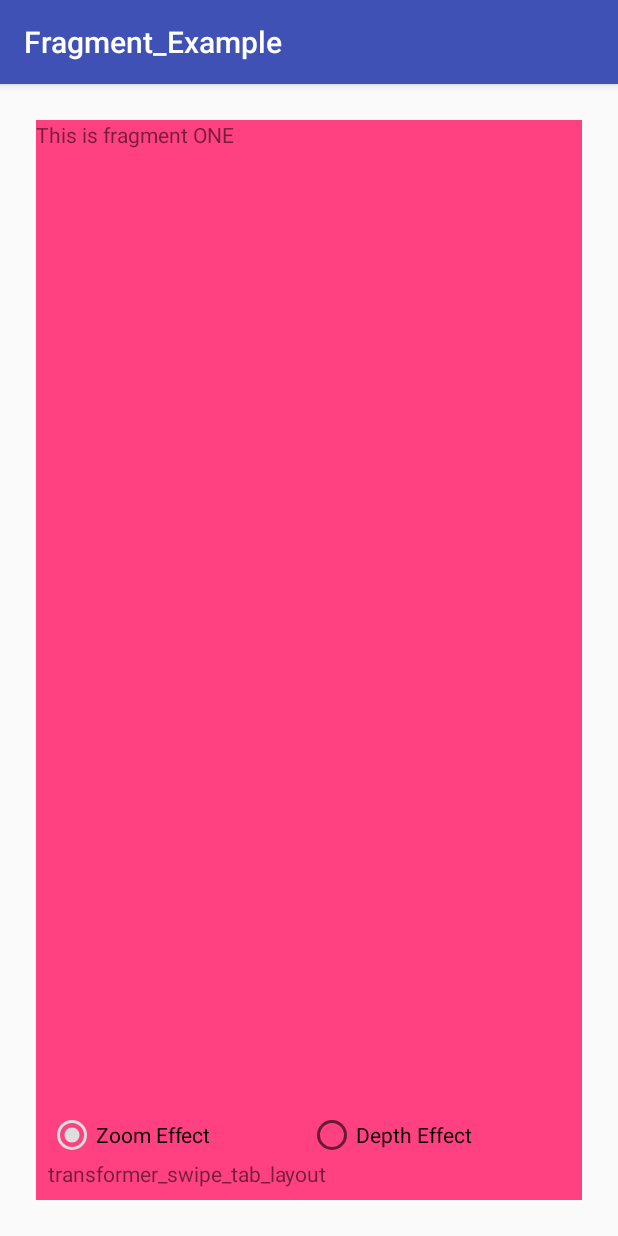
After one commit to VostroDev/Fragment_Example, an Android app: the TransformerSwipeActivity screen opened directly, with no data from a screen before it, on a phone screen of 412 x 824 dp. The commit adds this screen. Run offline under Robolectric (Android 15) with nearby library versions, the phone set to English and light mode, and no system bars.

Commit message:
First commit. One showing loading simple fragments and changing between fragments. Second is showing use of pager view to swipe between fragments.

```diff
--- a/app/src/main/java/com/vostro/fragment_example/CombinationTabFragment.java
+++ b/app/src/main/java/com/vostro/fragment_example/CombinationTabFragment.java
@@ -20,7 +20,7 @@ public class CombinationTabFragment extends Fragment {
     @Override
     public View onCreateView(LayoutInflater inflater, ViewGroup container, Bundle savedInstanceState) {
         //Inflate tab_layout and setup Views.
-        View v = inflater.inflate(R.layout.combination_tab_layout, null);
+        View v = inflater.inflate(R.layout.combination_tab_layout, container, false);
         viewPager = (ViewPager) v.findViewById(R.id.combiviewpager);
 
         //Set an Adapter for the View Pager
--- a/app/src/main/java/com/vostro/fragment_example/LauncherActivity.java
+++ b/app/src/main/java/com/vostro/fragment_example/LauncherActivity.java
@@ -32,6 +32,11 @@ public class LauncherActivity extends AppCompatActivity {
                 Intent combiIntent = new Intent(this, CombinationActivity.class);
                 startActivity(combiIntent);
                 break;
+
+            case R.id.btnTransformer:
+                Intent transformIntent = new Intent(this, TransformerSwipeActivity.class);
+                startActivity(transformIntent);
+                break;
         }
 
     }
--- a/app/src/main/java/com/vostro/fragment_example/SwipeTabFragment.java
+++ b/app/src/main/java/com/vostro/fragment_example/SwipeTabFragment.java
@@ -25,7 +25,8 @@ public class SwipeTabFragment extends Fragment {
     @Override
     public View onCreateView(LayoutInflater inflater, ViewGroup container, Bundle savedInstanceState) {
         //Inflate tab_layout and setup Views.
-        View x = inflater.inflate(R.layout.swipe_tab_layout, null);
+        //View x = inflater.inflate(R.layout.swipe_tab_layout, null);
+        View x = inflater.inflate(R.layout.swipe_tab_layout, container, false);
         ////tabLayout = (TabLayout) x.findViewById(R.id.tabs);
         viewPager = (ViewPager) x.findViewById(R.id.viewpager);
 
--- /dev/null
+++ b/app/src/main/java/com/vostro/fragment_example/TransformerSwipeActivity.java
@@ -0,0 +1,25 @@
+package com.vostro.fragment_example;
+
+import android.support.v4.app.FragmentManager;
+import android.support.v4.app.FragmentTransaction;
+import android.support.v7.app.AppCompatActivity;
+import android.os.Bundle;
+
+public class TransformerSwipeActivity extends AppCompatActivity {
+
+    FragmentManager mFragmentManager;
+    FragmentTransaction mFragmentTransaction;
+
+    @Override
+    protected void onCreate(Bundle savedInstanceState) {
+        super.onCreate(savedInstanceState);
+        setContentView(R.layout.transformer_swipe_activity);
+
+        // Inflating TransformerSwipeTabFragment as the first Fragment
+        mFragmentManager = getSupportFragmentManager();
+        mFragmentTransaction = mFragmentManager.beginTransaction();
+        mFragmentTransaction.replace(R.id.containerTransformView, new TransformerSwipeTabFragment());
+        mFragmentTransaction.commit();
+
+    }
+}
--- /dev/null
+++ b/app/src/main/java/com/vostro/fragment_example/TransformerSwipeTabFragment.java
@@ -0,0 +1,174 @@
+package com.vostro.fragment_example;
+
+import android.os.Bundle;
+import android.support.annotation.Nullable;
+import android.support.v4.app.Fragment;
+import android.support.v4.app.FragmentManager;
+import android.support.v4.app.FragmentStatePagerAdapter;
+import android.support.v4.view.ViewPager;
+import android.view.LayoutInflater;
+import android.view.View;
+import android.view.ViewGroup;
+import android.widget.RadioGroup;
+
+// Modified Example from http://developer.android.com/training/animation/screen-slide.html
+
+public class TransformerSwipeTabFragment extends Fragment {
+
+    //// public static TabLayout tabLayout;
+    public static ViewPager viewPager;
+    public static int int_items = 3;
+
+    @Nullable
+    @Override
+    public View onCreateView(LayoutInflater inflater, ViewGroup container, Bundle savedInstanceState) {
+        //Inflate tab_layout and setup Views.
+        View x = inflater.inflate(R.layout.transformer_swipe_tab_layout, container, false);
+        ////tabLayout = (TabLayout) x.findViewById(R.id.tabs);
+
+        viewPager = (ViewPager) x.findViewById(R.id.viewpager);
+        //Set an Adapter for the View Pager
+        viewPager.setAdapter(new MyAdapter(getChildFragmentManager()));
+        viewPager.setPageTransformer(true, new ZoomOutPagerTransformer());
+
+        return x;
+    }
+
+    @Override
+    public void onViewCreated(View view, @Nullable Bundle savedInstanceState) {
+        super.onViewCreated(view, savedInstanceState);
+
+        RadioGroup radioGroup = (RadioGroup) getActivity().findViewById(R.id.rdoGroup);
+        radioGroup.setOnCheckedChangeListener(new RadioGroup.OnCheckedChangeListener() {
+            @Override
+            public void onCheckedChanged(RadioGroup group, int checkedId) {
+                int checkedRadioButton = group.getCheckedRadioButtonId();
+
+                switch (checkedRadioButton) {
+                    case R.id.rdoZoom:
+                        viewPager.setPageTransformer(true, new ZoomOutPagerTransformer());
+
+                        break;
+                    case R.id.rdoDepth:
+                        viewPager.setPageTransformer(true, new DepthPageTransformer());
+
+                        break;
+                }
+            }
+        });
+    }
+
+    class MyAdapter extends FragmentStatePagerAdapter {
+
+        public MyAdapter(FragmentManager fm) {
+            super(fm);
+        }
+
+        // Return fragment with respect to Position .
+        // Use same fragment as in normal fragment activity example
+        @Override
+        public Fragment getItem(int position) {
+            switch (position) {
+                case 0:
+                    return new FragmentOne();
+                case 1:
+                    return new FragmentTwo();
+                case 2:
+                    return new FragmentThree();
+            }
+            return null;
+        }
+
+        @Override
+        public int getCount() {
+            return int_items;
+        }
+
+        // This method returns the title of the tab according to the position.
+        @Override
+        public CharSequence getPageTitle(int position) {
+            switch (position) {
+                case 0:
+                    return "One";
+                case 1:
+                    return "Two";
+                case 2:
+                    return "Three";
+            }
+            return null;
+        }
+    }
+
+    public class ZoomOutPagerTransformer implements ViewPager.PageTransformer {
+        private static final float MIN_SCALE = 0.95f;     // 0.85f;
+        private static final float MIN_ALPHA = 0.5f;
+
+        @Override
+        public void transformPage(View page, float position) {
+            int pageWidth = page.getWidth();
+            int pageHeight = page.getHeight();
+
+            if (position < -1) {
+                page.setAlpha(0);      // [- infinity, -1] Page way off screen to the left
+            } else if (position <= 1) {  // [-1, 1]
+                // modify the default slide transformation to shrink the page as well
+                float scaleFactor = Math.max(MIN_SCALE, 1 - Math.abs(position));
+                float vertMargin = pageHeight * (1 - scaleFactor) / 2;
+                float horzMargin = pageWidth * (1 - scaleFactor) / 2;
+                if (position < 0) {
+                    page.setTranslationX(horzMargin - vertMargin / 2);
+                } else {
+                    page.setTranslationX(-horzMargin + vertMargin / 2);
+                }
+
+                //Scale the page down (between MIN_SCALE and 1)
+                page.setScaleX(scaleFactor);
+                page.setScaleY(scaleFactor);
+
+                //Fade the page relative to its size
+                page.setAlpha(MIN_ALPHA + (scaleFactor - MIN_SCALE) / (1 - MIN_SCALE) * (1 - MIN_ALPHA));
+
+            } else {
+                // This page is way off screen to the right [1, +Infinity]
+                page.setAlpha(0);
+            }
+        }
+    }
+
+    public class DepthPageTransformer implements ViewPager.PageTransformer {
+        private static final float MIN_SCALE = 0.75f;
+
+        public void transformPage(View view, float position) {
+            int pageWidth = view.getWidth();
+
+            if (position < -1) { // [-Infinity,-1)
+                // This page is way off-screen to the left.
+                view.setAlpha(0);
+
+            } else if (position <= 0) { // [-1,0]
+                // Use the default slide transition when moving to the left page
+                view.setAlpha(1);
+                view.setTranslationX(0);
+                view.setScaleX(1);
+                view.setScaleY(1);
+
+            } else if (position <= 1) { // (0,1]
+                // Fade the page out.
+                view.setAlpha(1 - position);
+
+                // Counteract the default slide transition
+                view.setTranslationX(pageWidth * -position);
+
+                // Scale the page down (between MIN_SCALE and 1)
+                float scaleFactor = MIN_SCALE
+                        + (1 - MIN_SCALE) * (1 - Math.abs(position));
+                view.setScaleX(scaleFactor);
+                view.setScaleY(scaleFactor);
+
+            } else { // (1,+Infinity]
+                // This page is way off-screen to the right.
+                view.setAlpha(0);
+            }
+        }
+    }
+}
--- a/app/src/main/res/layout/fragment_one.xml
+++ b/app/src/main/res/layout/fragment_one.xml
@@ -8,7 +8,7 @@
     <TextView
         android:layout_width="match_parent"
         android:layout_height="match_parent"
-        android:background="@color/colorAccent"
+        android:background="@color/colorPink"
         android:text="This is fragment ONE" />
 
 </FrameLayout>
--- /dev/null
+++ b/app/src/main/res/layout/transformer_swipe_activity.xml
@@ -0,0 +1,27 @@
+<?xml version="1.0" encoding="utf-8"?>
+<RelativeLayout xmlns:android="http://schemas.android.com/apk/res/android"
+    xmlns:tools="http://schemas.android.com/tools"
+    android:layout_width="match_parent"
+    android:layout_height="match_parent"
+    android:paddingBottom="@dimen/activity_vertical_margin"
+    android:paddingLeft="@dimen/activity_horizontal_margin"
+    android:paddingRight="@dimen/activity_horizontal_margin"
+    android:paddingTop="@dimen/activity_vertical_margin"
+    tools:context="com.vostro.fragment_example.TransformerSwipeActivity">
+
+    <!--<android.support.v7.widget.Toolbar xmlns:android="http://schemas.android.com/apk/res/android"-->
+    <!--android:id="@+id/toolbar"-->
+    <!--android:layout_width="match_parent"-->
+    <!--android:layout_height="wrap_content"-->
+    <!--android:theme="@style/ThemeOverlay.AppCompat.Dark.ActionBar"-->
+    <!--app:title="Drawer With Swipe Tabs" />-->
+
+    <FrameLayout
+        android:id="@+id/containerTransformView"
+        android:layout_width="match_parent"
+        android:layout_height="match_parent"
+        android:orientation="vertical">
+
+    </FrameLayout>
+
+</RelativeLayout>
--- /dev/null
+++ b/app/src/main/res/layout/transformer_swipe_tab_layout.xml
@@ -0,0 +1,65 @@
+<?xml version="1.0" encoding="utf-8"?>
+<RelativeLayout xmlns:android="http://schemas.android.com/apk/res/android"
+    xmlns:app="http://schemas.android.com/apk/res-auto"
+    android:layout_width="match_parent"
+    android:layout_height="wrap_content"
+    android:orientation="vertical">
+
+    <!--<android.support.design.widget.TabLayout-->
+    <!--android:id="@+id/tabs"-->
+    <!--android:layout_width="match_parent"-->
+    <!--android:layout_height="wrap_content"-->
+    <!--android:background="@color/material_blue_grey_800"-->
+    <!--app:tabGravity="fill"-->
+    <!--app:tabIndicatorColor="@color/orange"-->
+    <!--app:tabMode="fixed"-->
+    <!--app:tabSelectedTextColor="@color/orange"-->
+    <!--app:tabTextColor="@color/white">-->
+
+    <!--</android.support.design.widget.TabLayout>-->
+
+    <android.support.v4.view.ViewPager
+        android:id="@+id/viewpager"
+        android:layout_width="match_parent"
+        android:layout_height="match_parent">
+
+    </android.support.v4.view.ViewPager>
+
+    <TextView
+        android:id="@+id/textView"
+        android:layout_width="wrap_content"
+        android:layout_height="wrap_content"
+        android:layout_alignParentBottom="true"
+        android:paddingLeft="16dp"
+        android:paddingBottom="16dp"
+        android:text="transformer_swipe_tab_layout" />
+
+    <RadioGroup
+        android:id="@+id/rdoGroup"
+        android:layout_above="@+id/textView"
+        android:orientation="horizontal"
+        android:layout_width="match_parent"
+        android:layout_marginLeft="16dp"
+        android:layout_marginRight="16dp"
+
+        android:buttonTint="#99FF33"
+        android:layout_height="wrap_content">
+
+        <RadioButton
+            android:id="@+id/rdoZoom"
+            android:layout_weight="1"
+            android:layout_width="wrap_content"
+            android:layout_height="wrap_content"
+            android:checked="true"
+            android:text="Zoom Effect" />
+
+        <RadioButton
+            android:id="@+id/rdoDepth"
+            android:layout_weight="1"
+            android:layout_width="wrap_content"
+            android:layout_height="wrap_content"
+            android:text="Depth Effect" />
+
+    </RadioGroup>
+
+</RelativeLayout>
--- a/app/src/main/res/values/colors.xml
+++ b/app/src/main/res/values/colors.xml
@@ -3,6 +3,7 @@
     <color name="colorPrimary">#3F51B5</color>
     <color name="colorPrimaryDark">#303F9F</color>
     <color name="colorAccent">#FF4081</color>
+    <color name="colorPink">#FF4081</color>
     <color name="colorRed">#FF0000</color>
     <color name="colorGreen">#00FF00</color>
     <color name="colorBlue">#0000FF</color>
--- a/app/src/main/res/values/styles.xml
+++ b/app/src/main/res/values/styles.xml
@@ -8,4 +8,11 @@
         <item name="colorAccent">@color/colorAccent</item>
     </style>
 
+    <style name="GreyTheme" parent="Theme.AppCompat.Light.DarkActionBar">
+        <!-- Customize your theme here. -->
+        <item name="colorPrimary">@color/colorPrimary</item>
+        <item name="colorPrimaryDark">@color/colorPrimaryDark</item>
+        <item name="colorAccent">@color/colorGrey</item>
+    </style>
+
 </resources>
--- a/build.gradle
+++ b/build.gradle
@@ -5,7 +5,7 @@ buildscript {
         jcenter()
     }
     dependencies {
-        classpath 'com.android.tools.build:gradle:1.5.0'
+        classpath 'com.android.tools.build:gradle:2.0.0'
 
         // NOTE: Do not place your application dependencies here; they belong
         // in the individual module build.gradle files
```
Also changed, not shown: app/src/main/AndroidManifest.xml (+9 -3 lines), app/src/main/res/animator/card_flip_left_in.xml (added, +25 -0 lines), app/src/main/res/animator/card_flip_left_out.xml (added, +18 -0 lines), app/src/main/res/animator/card_flip_right_in.xml (added, +25 -0 lines), app/src/main/res/animator/card_flip_right_out.xml (added, +18 -0 lines), app/src/main/res/layout/launcher_activity.xml (+7 -0 lines), gradle/wrapper/gradle-wrapper.properties.
